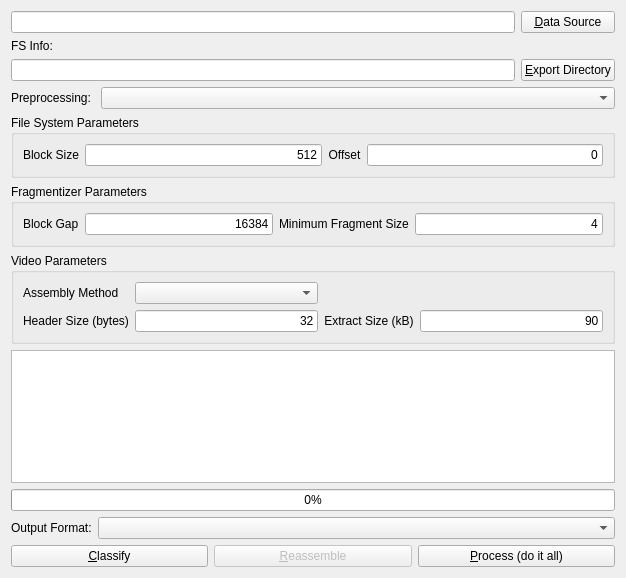
Above: gui/file_carving_ui.ui from rpoisel/mmc before the change. Below: the same form after it.
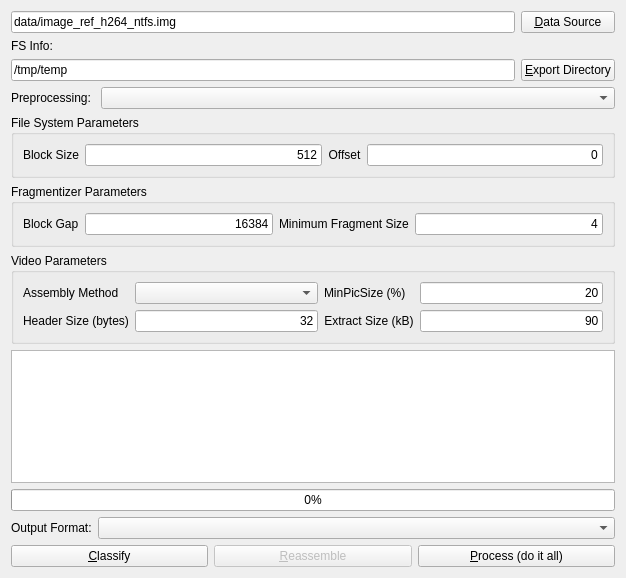
That is the form after the change.

What changed in the file:
```diff
--- a/gui/file_carving_ui.ui
+++ b/gui/file_carving_ui.ui
@@ -25,7 +25,7 @@
      <item row="0" column="0">
       <widget class="QLineEdit" name="inputFile">
        <property name="text">
-        <string/>
+        <string>data/image_ref_h264_ntfs.img</string>
        </property>
       </widget>
      </item>
@@ -46,7 +46,7 @@
      <item row="2" column="0">
       <widget class="QLineEdit" name="outputDir">
        <property name="text">
-        <string/>
+        <string>/tmp/temp</string>
        </property>
       </widget>
      </item>
@@ -236,6 +236,23 @@
       <item row="0" column="3">
        <widget class="QComboBox" name="assemblyMethod"/>
       </item>
+      <item row="0" column="4">
+       <widget class="QLabel" name="label_9">
+        <property name="text">
+         <string>MinPicSize (%)</string>
+        </property>
+       </widget>
+      </item>
+      <item row="0" column="5">
+       <widget class="QLineEdit" name="lineEdit">
+        <property name="text">
+         <string>20</string>
+        </property>
+        <property name="alignment">
+         <set>Qt::AlignRight|Qt::AlignTrailing|Qt::AlignVCenter</set>
+        </property>
+       </widget>
+      </item>
      </layout>
     </widget>
    </item>
```
